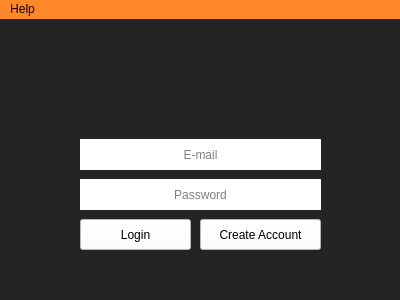
First picture: the form in RccApplication/loginpage.ui, repository ak2300941/Cis17BGroupProject, before the edit.
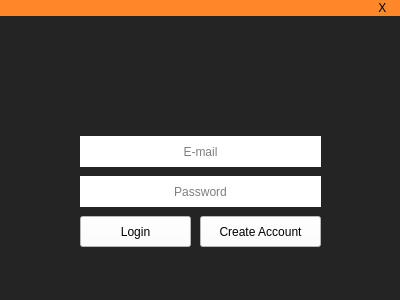
Second picture: the form after the edit. Icons and pictures are not drawn.

Diff of the .ui file:
```diff
--- a/RccApplication/loginpage.ui
+++ b/RccApplication/loginpage.ui
@@ -144,16 +144,40 @@
      <x>0</x>
      <y>0</y>
      <width>400</width>
-     <height>27</height>
+     <height>24</height>
     </rect>
    </property>
+   <property name="layoutDirection">
+    <enum>Qt::RightToLeft</enum>
+   </property>
    <property name="autoFillBackground">
-    <bool>true</bool>
+    <bool>false</bool>
    </property>
    <property name="styleSheet">
-    <string notr="true">background:rgb(255, 137, 41);</string>
+    <string notr="true">/*background:rgb(255, 137, 41);*/
+QMenuBar::item {
+    spacing: 3px; /* spacing between menu bar items */
+    padding: 1px 4px;
+    background: transparent;
+    border-radius: 4px;
+}
+QMenuBar {
+    background-color: rgb(255, 137, 41);
+}</string>
    </property>
    <widget class="QMenu" name="menuHelp">
+    <property name="font">
+     <font>
+      <family>Segoe UI</family>
+      <pointsize>12</pointsize>
+      <weight>50</weight>
+      <italic>false</italic>
+      <bold>false</bold>
+     </font>
+    </property>
+    <property name="layoutDirection">
+     <enum>Qt::LeftToRight</enum>
+    </property>
     <property name="autoFillBackground">
      <bool>false</bool>
     </property>
@@ -163,7 +187,7 @@
 </string>
     </property>
     <property name="title">
-     <string>Help</string>
+     <string>X </string>
     </property>
    </widget>
    <addaction name="menuHelp"/>
```
